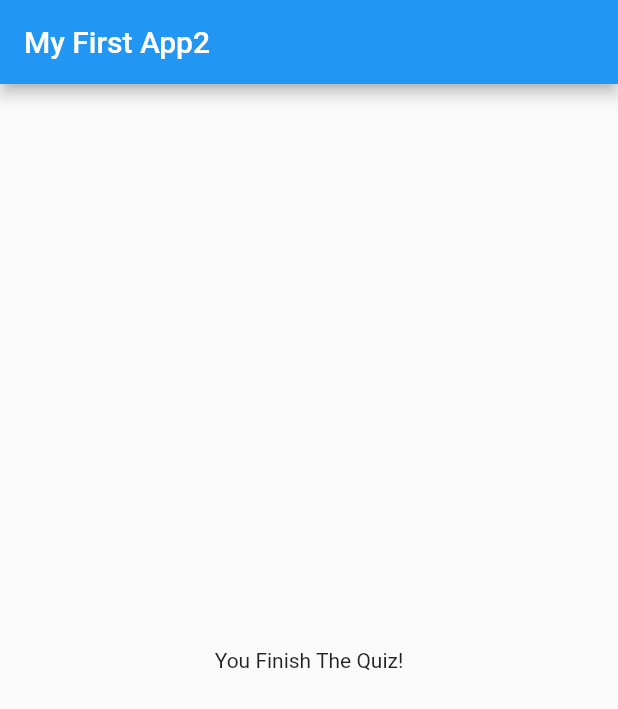
After one commit to alif-haikal/flutter-component, a Flutter app: the screen it shows after launch, after a tap on "black", after a tap on "snake", after a tap on "Batman", on a phone screen of 412 x 824 dp. The commit adds this screen. Shown: the top 709 px of the screen. Run offline on Flutter 3.47's test engine with Material 2 defaults, Android fonts, the phone set to English and light mode, and no system bars.

Commit message:
splitting widget & cleanup code

```diff
--- a/lib/main.dart
+++ b/lib/main.dart
@@ -1,6 +1,6 @@
 import 'package:flutter/material.dart';
-import './question.dart';
-import './answer.dart';
+import './quiz.dart';
+import './result.dart';
 
 void main() => runApp(MyApp());
 
@@ -16,7 +16,7 @@ class MyApp extends StatefulWidget {
 class _MyAppState extends State<MyApp> {
   int _questionIndex = 0;
 
-  static const questions = [
+  static const _questions = [
     {
       'questionText': 'What\'s your favourite color?',
       'answer': ['black', 'red', 'yellow', 'blue']
@@ -34,9 +34,7 @@ class _MyAppState extends State<MyApp> {
   @override
   Widget build(BuildContext context) {
     void _answerQuestion() {
-      if (_questionIndex < questions.length) {
-
-      }
+      if (_questionIndex < _questions.length) {}
       setState(() {
         _questionIndex = _questionIndex + 1;
         print('this Answer Chosen! $_questionIndex');
@@ -48,17 +46,13 @@ class _MyAppState extends State<MyApp> {
         appBar: AppBar(
           title: Text('My First App2'),
         ),
-        body: _questionIndex < questions.length ? Column(
-          children: [
-            Question(
-              questions[_questionIndex]['questionText'],
-            ),
-            ...(questions[_questionIndex]['answer'] as List<String>)
-                .map((answer) {
-              return Answer(_answerQuestion, answer);
-            }).toList()
-          ],
-        ) : Center(child: Text('You Finish The Quiz!'),),
+        body: _questionIndex < _questions.length
+            ? Quiz(
+                answerQuestion: _answerQuestion,
+                questionIndex: _questionIndex,
+                questions: _questions,
+              )
+            : Result(),
       ),
     );
   }
--- /dev/null
+++ b/lib/quiz.dart
@@ -0,0 +1,30 @@
+import 'package:flutter/material.dart';
+import './question.dart';
+import './main.dart';
+import './answer.dart';
+
+class Quiz extends StatelessWidget {
+  final List<Map<String, Object>> questions;
+  final int questionIndex;
+  final Function answerQuestion;
+
+  Quiz({
+    @required this.questions,
+    @required this.answerQuestion,
+    @required this.questionIndex,
+  });
+
+  @override
+  Widget build(BuildContext context) {
+    return Column(
+      children: [
+        Question(
+          questions[questionIndex]['questionText'],
+        ),
+        ...(questions[questionIndex]['answer'] as List<String>).map((answer) {
+          return Answer(answerQuestion, answer);
+        }).toList()
+      ],
+    );
+  }
+}
--- /dev/null
+++ b/lib/result.dart
@@ -0,0 +1,11 @@
+import 'package:flutter/material.dart';
+
+
+class Result extends StatelessWidget {
+  @override
+  Widget build(BuildContext context) {
+    return Center(
+      child: Text('You Finish The Quiz!'),
+    );
+  }
+}
```
